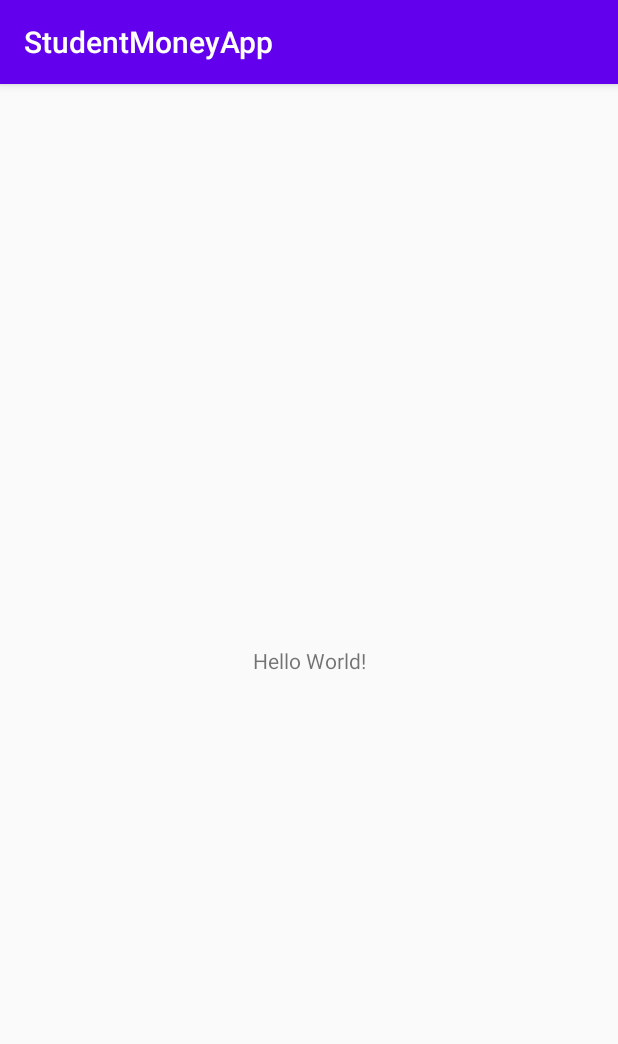
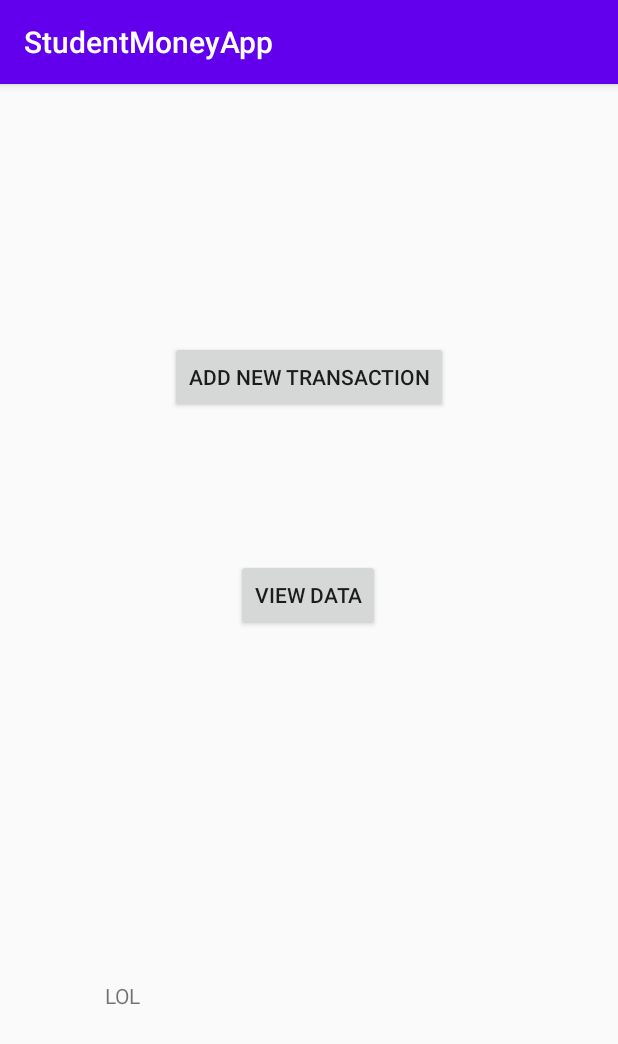
Before and after one commit to W0utC/StudentMoneyApp, an Android app: the screen it shows after launch (MainActivity), on a phone screen of 412 x 824 dp. Shown: the top 1044 px of the screen. Run offline under Robolectric (Android 15) with nearby library versions, the phone set to English and light mode, and no system bars.

Commit message:
Wout V1 - 2/5

```diff
--- a/app/src/main/AndroidManifest.xml
+++ b/app/src/main/AndroidManifest.xml
@@ -18,6 +18,12 @@
                 <category android:name="android.intent.category.LAUNCHER" />
             </intent-filter>
         </activity>
+        <activity
+            android:name=".Transaction"
+            android:exported="true"/>
+        <activity
+            android:name=".ViewData"
+            android:exported="true"/>
     </application>
 
 </manifest>
--- a/app/src/main/java/com/example/studentmoneyapp/MainActivity.java
+++ b/app/src/main/java/com/example/studentmoneyapp/MainActivity.java
@@ -1,13 +1,60 @@
 package com.example.studentmoneyapp;
 
+import android.content.Intent;
 import android.support.v7.app.AppCompatActivity;
 import android.os.Bundle;
+import android.util.Log;
+import android.view.View;
+import android.widget.TextView;
 
 public class MainActivity extends AppCompatActivity {
+    private TextView txtMain1;
+    private TextView txtMain2;
+    private TextView txtMain3;
+    private TextView txtMain4;
 
     @Override
     protected void onCreate(Bundle savedInstanceState) {
         super.onCreate(savedInstanceState);
         setContentView(R.layout.activity_main);
+
+        txtMain1 = (TextView) findViewById(R.id.txtMain1);
+        txtMain2 = (TextView) findViewById(R.id.txtMain2);
+        txtMain3 = (TextView) findViewById(R.id.txtMain3);
+        txtMain4 = (TextView) findViewById(R.id.txtMain4);
+
+        Log.i("Main-onCreate", "-------------------");
+        Log.i("Main-onCreate", "txt1: " + txtMain1.getText().toString());
+        Log.i("Main-onCreate", "txt2: " + txtMain2.getText().toString());
+        Log.i("Main-onCreate", "txt3: " + txtMain3.getText().toString());
+        Log.i("Main-onCreate", "txt4: " + txtMain4.getText().toString());
+
+        Bundle extras = getIntent().getExtras();
+
+        if(extras != null){
+
+            txtMain4.setText(txtMain3.getText().toString());
+            txtMain3.setText(txtMain2.getText().toString());
+            txtMain2.setText(txtMain1.getText().toString());
+
+            String newTxtMain1 = extras.getString("txtData");
+            txtMain1.setText(newTxtMain1);
+        } else{txtMain1.setText("LOL");}
+
+
+    }
+
+    public void onBtnAddNew_Clicked(View caller){
+        Intent intent = new Intent(this, Transaction.class);
+        startActivity(intent);
+    }
+
+    public void onBtnViewData_Clicked(View caller){
+        Intent intent = new Intent(this, ViewData.class);
+        startActivity(intent);
+    }
+
+    public void updatePreviewList(Bundle savedInstanceState){
+
     }
 }
--- a/app/src/main/res/layout/activity_main.xml
+++ b/app/src/main/res/layout/activity_main.xml
@@ -6,13 +6,64 @@
     android:layout_height="match_parent"
     tools:context=".MainActivity">
 
-    <TextView
+    <Button
+        android:id="@+id/btnAddNew"
         android:layout_width="wrap_content"
         android:layout_height="wrap_content"
-        android:text="Hello World!"
+        android:onClick="onBtnAddNew_Clicked"
+        android:text="Add new transaction"
         app:layout_constraintBottom_toBottomOf="parent"
-        app:layout_constraintLeft_toLeftOf="parent"
-        app:layout_constraintRight_toRightOf="parent"
-        app:layout_constraintTop_toTopOf="parent" />
+        app:layout_constraintEnd_toEndOf="parent"
+        app:layout_constraintStart_toStartOf="parent"
+        app:layout_constraintTop_toTopOf="parent"
+        app:layout_constraintVertical_bias="0.238" />
+
+    <Button
+        android:id="@+id/btnViewData"
+        android:layout_width="wrap_content"
+        android:layout_height="wrap_content"
+        android:onClick="onBtnViewData_Clicked"
+        android:text="view data"
+        app:layout_constraintBottom_toBottomOf="parent"
+        app:layout_constraintEnd_toEndOf="parent"
+        app:layout_constraintHorizontal_bias="0.498"
+        app:layout_constraintStart_toStartOf="parent"
+        app:layout_constraintTop_toTopOf="parent"
+        app:layout_constraintVertical_bias="0.44" />
+
+    <LinearLayout
+        android:layout_width="272dp"
+        android:layout_height="154dp"
+        android:layout_marginBottom="16dp"
+        android:orientation="vertical"
+        app:layout_constraintBottom_toBottomOf="parent"
+        app:layout_constraintEnd_toEndOf="parent"
+        app:layout_constraintStart_toStartOf="parent">
+
+        <TextView
+            android:id="@+id/txtMain1"
+            android:layout_width="match_parent"
+            android:layout_height="wrap_content"
+            tools:visibility="visible" />
+
+        <TextView
+            android:id="@+id/txtMain2"
+            android:layout_width="match_parent"
+            android:layout_height="wrap_content"
+            tools:visibility="visible" />
+
+        <TextView
+            android:id="@+id/txtMain3"
+            android:layout_width="match_parent"
+            android:layout_height="wrap_content"
+            tools:visibility="visible" />
+
+        <TextView
+            android:id="@+id/txtMain4"
+            android:layout_width="match_parent"
+            android:layout_height="wrap_content"
+            tools:visibility="visible" />
+
+    </LinearLayout>
 
 </android.support.constraint.ConstraintLayout>
```
Also changed, not shown: app/src/main/java/com/example/studentmoneyapp/Transaction.java (added, +77 -0 lines), app/src/main/java/com/example/studentmoneyapp/ViewData.java (added, +12 -0 lines), app/src/main/res/layout/transaction_page.xml (added, +59 -0 lines), app/src/main/res/layout/view_data.xml (added, +17 -0 lines), app/src/main/res/values/strings.xml (+17 -0 lines).
